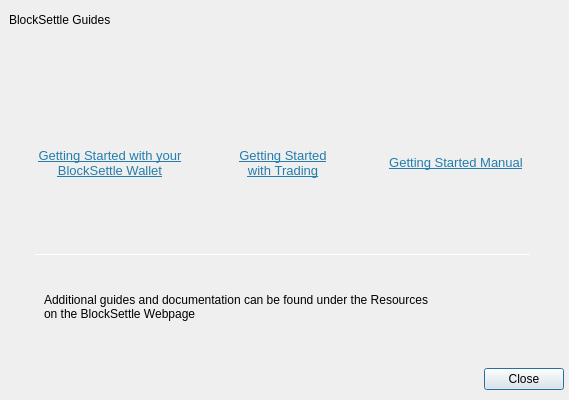
BlockSettle/terminal, file BlockSettleUILib/InfoDialogs/SupportDialog.ui: the form before one commit.
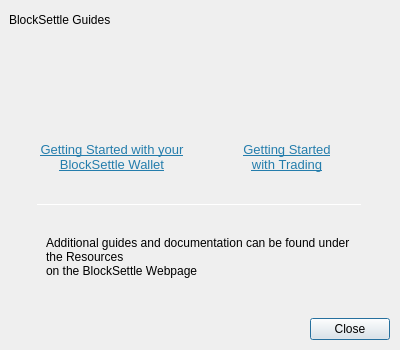
The form after the commit. The open tabs and pages were chosen to show the change. Icons and pictures are not drawn.

Commit message: Delete manual guide reference

Patch:
```diff
--- a/BlockSettleUILib/InfoDialogs/SupportDialog.ui
+++ b/BlockSettleUILib/InfoDialogs/SupportDialog.ui
@@ -6,10 +6,22 @@
    <rect>
     <x>0</x>
     <y>0</y>
-    <width>526</width>
-    <height>400</height>
+    <width>400</width>
+    <height>350</height>
    </rect>
   </property>
+  <property name="minimumSize">
+   <size>
+    <width>400</width>
+    <height>350</height>
+   </size>
+  </property>
+  <property name="maximumSize">
+   <size>
+    <width>400</width>
+    <height>350</height>
+   </size>
+  </property>
   <property name="windowTitle">
    <string>Support</string>
   </property>
@@ -96,11 +108,14 @@
               <verstretch>0</verstretch>
              </sizepolicy>
             </property>
-            <layout class="QGridLayout" name="gridLayout">
+            <layout class="QGridLayout" name="gridLayout" columnstretch="0,0">
+             <property name="horizontalSpacing">
+              <number>6</number>
+             </property>
              <property name="verticalSpacing">
               <number>20</number>
              </property>
-             <item row="1" column="0">
+             <item row="0" column="0">
               <widget class="QLabel" name="label">
                <property name="text">
                 <string/>
@@ -113,7 +128,26 @@
                </property>
               </widget>
              </item>
-             <item row="1" column="1">
+             <item row="1" column="0">
+              <widget class="QLabel" name="label_6">
+               <property name="maximumSize">
+                <size>
+                 <width>150</width>
+                 <height>16777215</height>
+                </size>
+               </property>
+               <property name="text">
+                <string>&lt;html&gt;&lt;head/&gt;&lt;body&gt;&lt;p align=&quot;center&quot;&gt;&lt;a href=&quot;https://pubb.blocksettle.com/PDF/Getting%20Started%20with%20Wallet.pdf&quot;&gt;&lt;span style=&quot; font-size:10pt; text-decoration: underline; color:#247dac;&quot;&gt;Getting Started with your BlockSettle Wallet&lt;/span&gt;&lt;/a&gt;&lt;/p&gt;&lt;/body&gt;&lt;/html&gt;</string>
+               </property>
+               <property name="wordWrap">
+                <bool>true</bool>
+               </property>
+               <property name="openExternalLinks">
+                <bool>true</bool>
+               </property>
+              </widget>
+             </item>
+             <item row="0" column="1">
               <widget class="QLabel" name="label_2">
                <property name="text">
                 <string/>
@@ -126,20 +160,26 @@
                </property>
               </widget>
              </item>
-             <item row="1" column="2">
-              <widget class="QLabel" name="label_12">
-               <property name="text">
-                <string/>
+             <item row="2" column="0" colspan="2">
+              <widget class="Line" name="line">
+               <property name="minimumSize">
+                <size>
+                 <width>0</width>
+                 <height>1</height>
+                </size>
                </property>
-               <property name="pixmap">
-                <pixmap resource="../armory.qrc">:/resources/getstarted-manual@2x.png</pixmap>
+               <property name="maximumSize">
+                <size>
+                 <width>16777215</width>
+                 <height>1</height>
+                </size>
                </property>
-               <property name="alignment">
-                <set>Qt::AlignCenter</set>
+               <property name="orientation">
+                <enum>Qt::Horizontal</enum>
                </property>
               </widget>
              </item>
-             <item row="5" column="0" colspan="3">
+             <item row="3" column="0" colspan="2">
               <widget class="QWidget" name="widget_7" native="true">
                <property name="minimumSize">
                 <size>
@@ -188,71 +228,7 @@
                </layout>
               </widget>
              </item>
-             <item row="3" column="0" colspan="3">
-              <spacer name="verticalSpacer">
-               <property name="orientation">
-                <enum>Qt::Vertical</enum>
-               </property>
-               <property name="sizeHint" stdset="0">
-                <size>
-                 <width>20</width>
-                 <height>50</height>
-                </size>
-               </property>
-              </spacer>
-             </item>
-             <item row="0" column="0" colspan="3">
-              <spacer name="verticalSpacer_2">
-               <property name="orientation">
-                <enum>Qt::Vertical</enum>
-               </property>
-               <property name="sizeHint" stdset="0">
-                <size>
-                 <width>20</width>
-                 <height>50</height>
-                </size>
-               </property>
-              </spacer>
-             </item>
-             <item row="2" column="0">
-              <widget class="QLabel" name="label_6">
-               <property name="maximumSize">
-                <size>
-                 <width>150</width>
-                 <height>16777215</height>
-                </size>
-               </property>
-               <property name="text">
-                <string>&lt;html&gt;&lt;head/&gt;&lt;body&gt;&lt;p align=&quot;center&quot;&gt;&lt;a href=&quot;https://pubb.blocksettle.com/PDF/Getting%20Started%20with%20Wallet.pdf&quot;&gt;&lt;span style=&quot; font-size:10pt; text-decoration: underline; color:#247dac;&quot;&gt;Getting Started with your BlockSettle Wallet&lt;/span&gt;&lt;/a&gt;&lt;/p&gt;&lt;/body&gt;&lt;/html&gt;</string>
-               </property>
-               <property name="wordWrap">
-                <bool>true</bool>
-               </property>
-               <property name="openExternalLinks">
-                <bool>true</bool>
-               </property>
-              </widget>
-             </item>
-             <item row="2" column="2">
-              <widget class="QLabel" name="label_9">
-               <property name="maximumSize">
-                <size>
-                 <width>150</width>
-                 <height>16777215</height>
-                </size>
-               </property>
-               <property name="text">
-                <string>&lt;html&gt;&lt;head/&gt;&lt;body&gt;&lt;p align=&quot;center&quot;&gt;&lt;a href=&quot;https://pubb.blocksettle.com/PDF/BlockSettle%20Getting%20Started.pdf&quot;&gt;&lt;span style=&quot; font-size:10pt; text-decoration: underline; color:#247dac;&quot;&gt;Getting Started Manual&lt;/span&gt;&lt;/a&gt;&lt;/p&gt;&lt;/body&gt;&lt;/html&gt;</string>
-               </property>
-               <property name="wordWrap">
-                <bool>true</bool>
-               </property>
-               <property name="openExternalLinks">
-                <bool>true</bool>
-               </property>
-              </widget>
-             </item>
-             <item row="2" column="1">
+             <item row="1" column="1">
               <widget class="QLabel" name="label_8">
                <property name="maximumSize">
                 <size>
@@ -271,25 +247,6 @@
                </property>
               </widget>
              </item>
-             <item row="4" column="0" colspan="3">
-              <widget class="Line" name="line">
-               <property name="minimumSize">
-                <size>
-                 <width>0</width>
-                 <height>1</height>
-                </size>
-               </property>
-               <property name="maximumSize">
-                <size>
-                 <width>16777215</width>
-                 <height>1</height>
-                </size>
-               </property>
-               <property name="orientation">
-                <enum>Qt::Horizontal</enum>
-               </property>
-              </widget>
-             </item>
             </layout>
            </widget>
           </item>
@@ -527,7 +484,7 @@
        <number>10</number>
       </property>
       <property name="rightMargin">
-       <number>5</number>
+       <number>10</number>
       </property>
       <property name="bottomMargin">
        <number>10</number>
```
Left out of the diff: 31 changed lines with no effect on the pictures.
